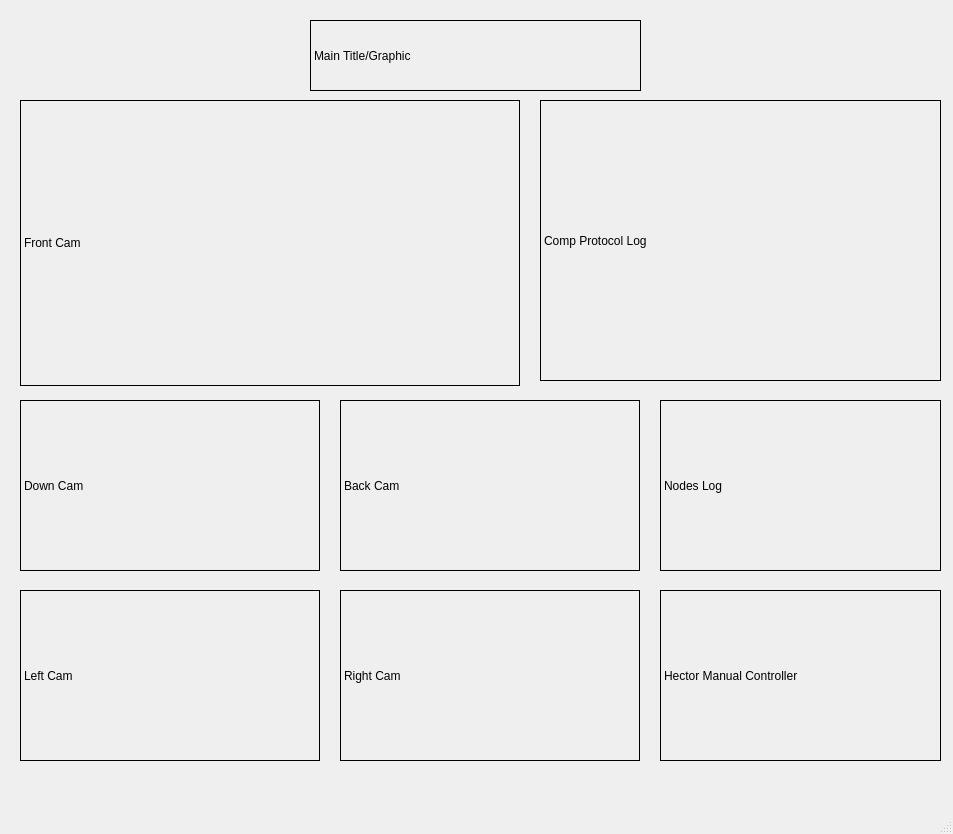
Old version of the form src/RC_controller/RC_App.ui in the repository cohenweston10/ENPH353_CompetitionRC.
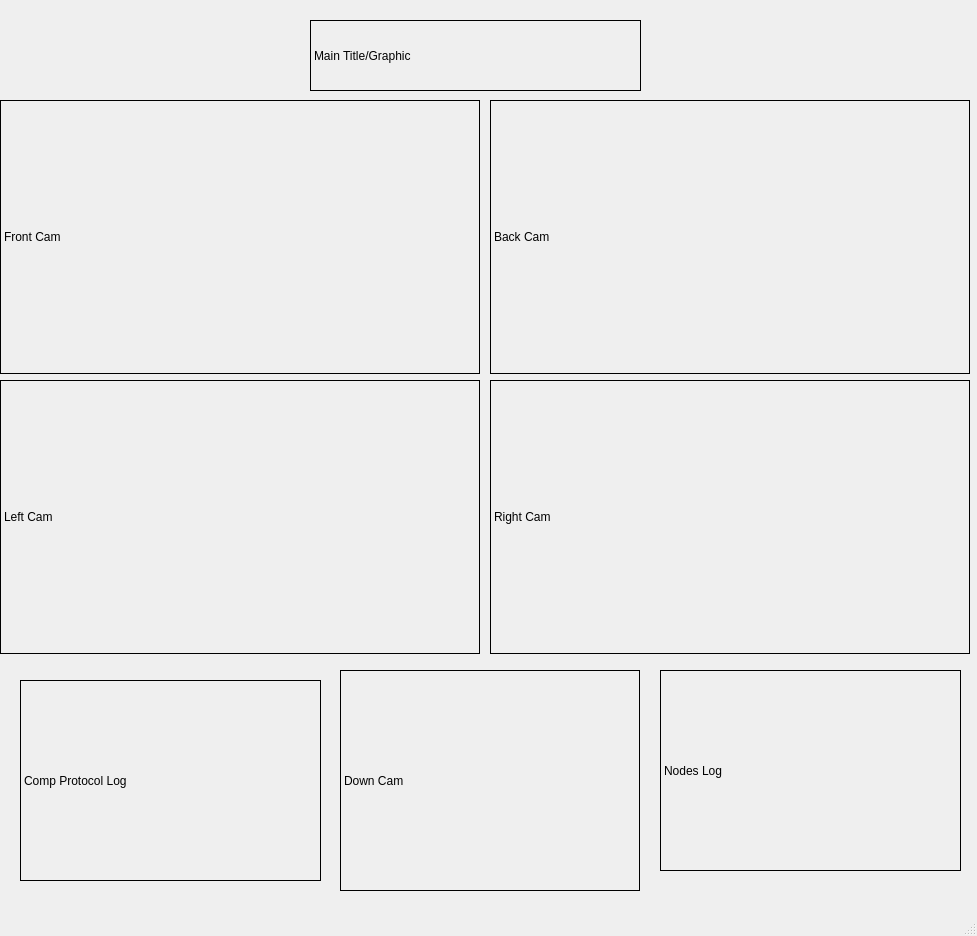
New version of the form.

Commit message: 5 camera GUI and app icon

Diff of the .ui file:
```diff
--- a/src/RC_controller/RC_App.ui
+++ b/src/RC_controller/RC_App.ui
@@ -6,30 +6,14 @@
    <rect>
     <x>0</x>
     <y>0</y>
-    <width>953</width>
-    <height>834</height>
+    <width>977</width>
+    <height>936</height>
    </rect>
   </property>
   <property name="windowTitle">
    <string>MainWindow</string>
   </property>
   <widget class="QWidget" name="centralwidget">
-   <widget class="QLabel" name="front_cam_l">
-    <property name="geometry">
-     <rect>
-      <x>20</x>
-      <y>100</y>
-      <width>500</width>
-      <height>286</height>
-     </rect>
-    </property>
-    <property name="frameShape">
-     <enum>QFrame::Box</enum>
-    </property>
-    <property name="text">
-     <string>Front Cam</string>
-    </property>
-   </widget>
    <widget class="QLabel" name="heading_l">
     <property name="geometry">
      <rect>
@@ -49,10 +33,10 @@
    <widget class="QLabel" name="left_cam_l">
     <property name="geometry">
      <rect>
-      <x>20</x>
-      <y>590</y>
-      <width>300</width>
-      <height>171</height>
+      <x>0</x>
+      <y>380</y>
+      <width>480</width>
+      <height>274</height>
      </rect>
     </property>
     <property name="frameShape">
@@ -65,10 +49,10 @@
    <widget class="QLabel" name="down_cam_l">
     <property name="geometry">
      <rect>
-      <x>20</x>
-      <y>400</y>
+      <x>340</x>
+      <y>670</y>
       <width>300</width>
-      <height>171</height>
+      <height>221</height>
      </rect>
     </property>
     <property name="frameShape">
@@ -81,10 +65,10 @@
    <widget class="QLabel" name="right_cam_l">
     <property name="geometry">
      <rect>
-      <x>340</x>
-      <y>590</y>
-      <width>300</width>
-      <height>171</height>
+      <x>490</x>
+      <y>380</y>
+      <width>480</width>
+      <height>274</height>
      </rect>
     </property>
     <property name="frameShape">
@@ -97,10 +81,10 @@
    <widget class="QLabel" name="back_cam_l">
     <property name="geometry">
      <rect>
-      <x>340</x>
-      <y>400</y>
-      <width>300</width>
-      <height>171</height>
+      <x>490</x>
+      <y>100</y>
+      <width>480</width>
+      <height>274</height>
      </rect>
     </property>
     <property name="frameShape">
@@ -113,10 +97,10 @@
    <widget class="QLabel" name="comp_log_l">
     <property name="geometry">
      <rect>
-      <x>540</x>
-      <y>100</y>
-      <width>401</width>
-      <height>281</height>
+      <x>20</x>
+      <y>680</y>
+      <width>301</width>
+      <height>201</height>
      </rect>
     </property>
     <property name="frameShape">
@@ -130,9 +114,9 @@
     <property name="geometry">
      <rect>
       <x>660</x>
-      <y>400</y>
-      <width>281</width>
-      <height>171</height>
+      <y>670</y>
+      <width>301</width>
+      <height>201</height>
      </rect>
     </property>
     <property name="frameShape">
@@ -142,20 +126,20 @@
      <string>Nodes Log</string>
     </property>
    </widget>
-   <widget class="QLabel" name="drone_controller_l">
+   <widget class="QLabel" name="front_cam_l">
     <property name="geometry">
      <rect>
-      <x>660</x>
-      <y>590</y>
-      <width>281</width>
-      <height>171</height>
+      <x>0</x>
+      <y>100</y>
+      <width>480</width>
+      <height>274</height>
      </rect>
     </property>
     <property name="frameShape">
      <enum>QFrame::Box</enum>
     </property>
     <property name="text">
-     <string>Hector Manual Controller</string>
+     <string>Front Cam</string>
     </property>
    </widget>
   </widget>
```
Left out of the diff: 4 changed lines with no effect on the pictures. The commit also changes 4 other files.
